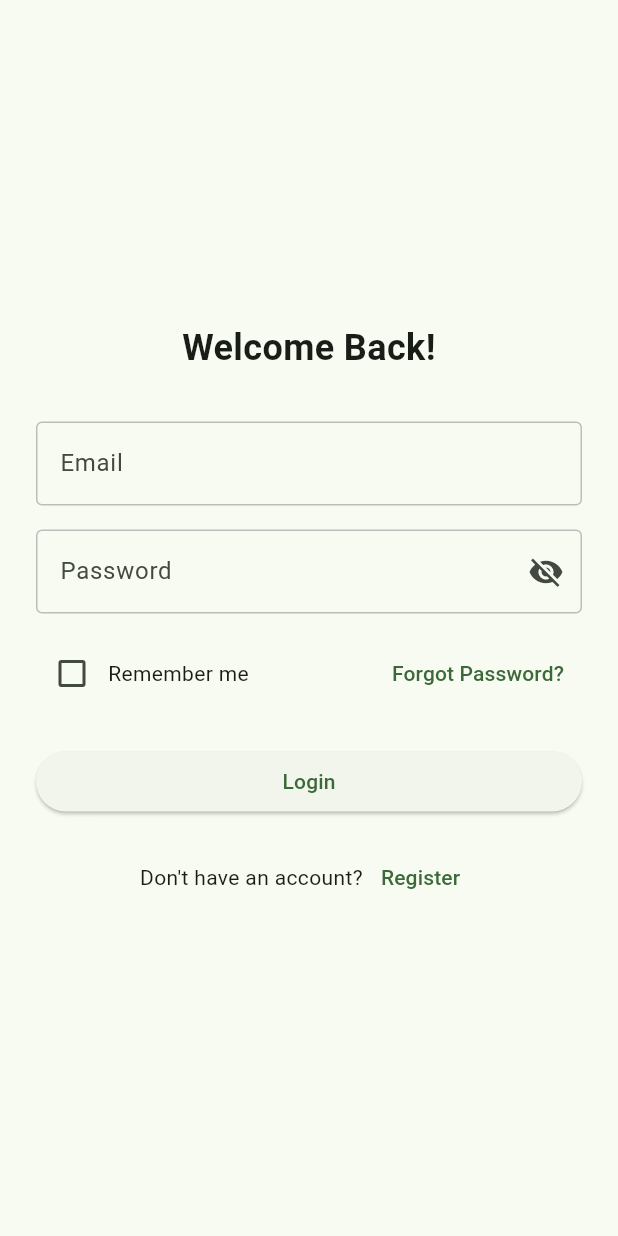
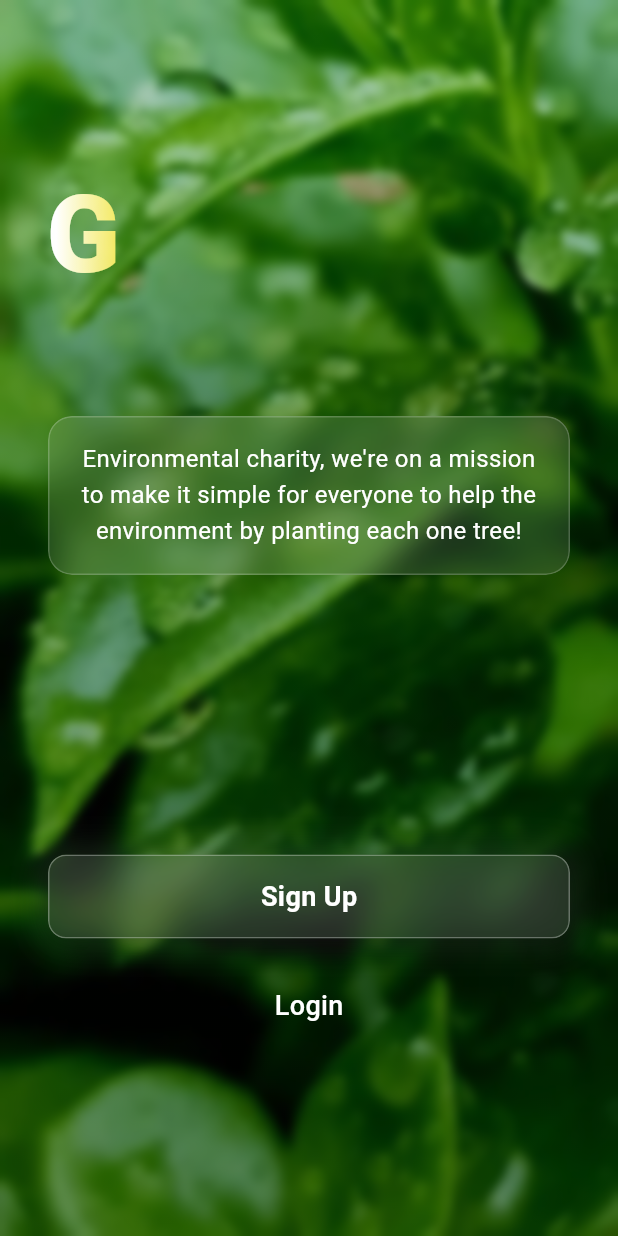
Before and after one commit to Aryaaa30/0114_GreenGrow, a Flutter app: the first screen one second after launch, on a phone screen of 412 x 824 dp. Run offline on Flutter 3.47's test engine with Material 3 defaults, Android fonts, the phone set to English and light mode, and no system bars; our stand-ins replace connectivity_plus, dio, equatable, fl_chart, flutter_bloc, flutter_map and 7 more; accounts and stored records are empty.

```diff
--- a/lib/main.dart
+++ b/lib/main.dart
@@ -19,6 +19,7 @@ import 'package:greengrow_app/presentation/pages/map/greenhouse_map_screen.dart'
 import 'package:greengrow_app/presentation/pages/activity/activity_history_screen.dart';
 import 'package:greengrow_app/presentation/pages/activity/upload_activity_screen.dart';
 import 'package:greengrow_app/presentation/pages/notification/notification_screen.dart';
+import 'package:greengrow_app/welcome.dart'; // Import welcome page
 
 void main() {
   runApp(
@@ -94,8 +95,9 @@ class MyApp extends StatelessWidget {
             ),
             useMaterial3: true,
           ),
-          initialRoute: '/login',
+          initialRoute: '/welcome', // Change initial route to welcome page
           routes: {
+            '/welcome': (context) => const WelcomePage(), // Add welcome route
             '/login': (context) => const LoginScreen(),
             '/register': (context) => const RegisterScreen(),
             '/admin-dashboard': (context) => const AdminDashboardScreen(),
--- /dev/null
+++ b/lib/welcome.dart
@@ -0,0 +1,555 @@
+import 'package:flutter/material.dart';
+import 'dart:ui';
+import 'dart:math' as math;
+
+class WelcomePage extends StatefulWidget {
+  const WelcomePage({Key? key}) : super(key: key);
+
+  @override
+  State<WelcomePage> createState() => _WelcomePageState();
+}
+
+class _WelcomePageState extends State<WelcomePage>
+    with TickerProviderStateMixin {
+  late AnimationController _shimmerController;
+  late AnimationController _backgroundController;
+  late AnimationController _particleController;
+  late AnimationController _typewriterController;
+
+  late Animation<double> _shimmerAnimation;
+  late Animation<double> _backgroundAnimation;
+  late Animation<double> _particleAnimation;
+  late Animation<int> _typewriterAnimation;
+
+  String fullText = "GREEN GROW";
+  String displayText = "";
+
+  @override
+  void initState() {
+    super.initState();
+
+    // Shimmer animation for text
+    _shimmerController = AnimationController(
+      duration: const Duration(seconds: 2),
+      vsync: this,
+    )..repeat();
+    _shimmerAnimation = Tween<double>(
+      begin: -2,
+      end: 2,
+    ).animate(CurvedAnimation(
+      parent: _shimmerController,
+      curve: Curves.easeInOut,
+    ));
+
+    // Background zoom animation
+    _backgroundController = AnimationController(
+      duration: const Duration(seconds: 20),
+      vsync: this,
+    )..repeat(reverse: true);
+    _backgroundAnimation = Tween<double>(
+      begin: 1.0,
+      end: 1.1,
+    ).animate(CurvedAnimation(
+      parent: _backgroundController,
+      curve: Curves.easeInOut,
+    ));
+
+    // Particle animation
+    _particleController = AnimationController(
+      duration: const Duration(seconds: 10),
+      vsync: this,
+    )..repeat();
+    _particleAnimation = Tween<double>(
+      begin: 0,
+      end: 1,
+    ).animate(_particleController);
+
+    // Typewriter animation
+    _typewriterController = AnimationController(
+      duration: const Duration(seconds: 2),
+      vsync: this,
+    );
+    _typewriterAnimation = IntTween(
+      begin: 0,
+      end: fullText.length,
+    ).animate(CurvedAnimation(
+      parent: _typewriterController,
+      curve: Curves.easeInOut,
+    ));
+
+    _typewriterController.addListener(() {
+      setState(() {
+        displayText = fullText.substring(0, _typewriterAnimation.value);
+      });
+    });
+
+    // Start typewriter after a delay
+    Future.delayed(const Duration(milliseconds: 500), () {
+      _typewriterController.forward();
+    });
+  }
+
+  @override
+  void dispose() {
+    _shimmerController.dispose();
+    _backgroundController.dispose();
+    _particleController.dispose();
+    _typewriterController.dispose();
+    super.dispose();
+  }
+
+  @override
+  Widget build(BuildContext context) {
+    return Scaffold(
+      body: AnimatedBuilder(
+        animation: Listenable.merge([
+          _backgroundController,
+          _particleController,
+        ]),
+        builder: (context, child) {
+          return Container(
+            width: double.infinity,
+            height: double.infinity,
+            decoration: BoxDecoration(
+              image: DecorationImage(
+                image: AssetImage('assets/images/daun.jpg'),
+                fit: BoxFit.cover,
+                scale: _backgroundAnimation.value,
+              ),
+            ),
+            child: Stack(
+              children: [
+                // Animated particles
+                ...List.generate(15, (index) {
+                  return AnimatedBuilder(
+                    animation: _particleAnimation,
+                    builder: (context, child) {
+                      double offset =
+                          (_particleAnimation.value + index * 0.1) % 1.0;
+                      return Positioned(
+                        left:
+                            (index * 50.0) % MediaQuery.of(context).size.width,
+                        top: MediaQuery.of(context).size.height * offset,
+                        child: Transform.rotate(
+                          angle: _particleAnimation.value * 2 * math.pi,
+                          child: Opacity(
+                            opacity: 0.3,
+                            child: Icon(
+                              Icons.eco,
+                              color: Colors.green.withOpacity(0.5),
+                              size: 20 + (index % 3) * 5,
+                            ),
+                          ),
+                        ),
+                      );
+                    },
+                  );
+                }),
+
+                // Main content
+                BackdropFilter(
+                  filter: ImageFilter.blur(sigmaX: 3.0, sigmaY: 3.0),
+                  child: AnimatedContainer(
+                    duration: const Duration(seconds: 1),
+                    decoration: BoxDecoration(
+                      gradient: LinearGradient(
+                        begin: Alignment.topCenter,
+                        end: Alignment.bottomCenter,
+                        colors: [
+                          Colors.black.withOpacity(0.2),
+                          Colors.black.withOpacity(0.4),
+                        ],
+                      ),
+                    ),
+                    child: SafeArea(
+                      child: Padding(
+                        padding: const EdgeInsets.symmetric(horizontal: 32.0),
+                        child: Column(
+                          mainAxisAlignment: MainAxisAlignment.center,
+                          children: [
+                            const Spacer(flex: 2),
+
+                            // Title section with shimmer only (no breathing)
+                            AnimatedBuilder(
+                              animation: _shimmerController,
+                              builder: (context, child) {
+                                return Column(
+                                  crossAxisAlignment: CrossAxisAlignment.start,
+                                  children: [
+                                    // GREEN text with shimmer and typewriter
+                                    Container(
+                                      width: double.infinity,
+                                      child: ShaderMask(
+                                        shaderCallback: (bounds) {
+                                          return LinearGradient(
+                                            begin: Alignment(
+                                                _shimmerAnimation.value - 1, 0),
+                                            end: Alignment(
+                                                _shimmerAnimation.value + 1, 0),
+                                            colors: [
+                                              Colors.white.withOpacity(0.8),
+                                              Colors.white,
+                                              Colors.yellow.withOpacity(0.9),
+                                              Colors.white,
+                                              Colors.white.withOpacity(0.8),
+                                            ],
+                                            stops: const [
+                                              0.0,
+                                              0.35,
+                                              0.5,
+                                              0.65,
+                                              1.0
+                                            ],
+                                          ).createShader(bounds);
+                                        },
+                                        child: Text(
+                                          displayText.length >= 5
+                                              ? displayText.substring(0, 5)
+                                              : displayText,
+                                          textAlign: TextAlign.left,
+                                          style: const TextStyle(
+                                            fontSize: 72,
+                                            fontWeight: FontWeight.w900,
+                                            color: Colors.white,
+                                            letterSpacing: -2,
+                                            height: 0.9,
+                                          ),
+                                        ),
+                                      ),
+                                    ),
+
+                                    // GROW text with shimmer and typewriter
+                                    Container(
+                                      width: double.infinity,
+                                      child: ShaderMask(
+                                        shaderCallback: (bounds) {
+                                          return LinearGradient(
+                                            begin: Alignment(
+                                                _shimmerAnimation.value - 1, 0),
+                                            end: Alignment(
+                                                _shimmerAnimation.value + 1, 0),
+                                            colors: [
+                                              Colors.white.withOpacity(0.8),
+                                              Colors.white,
+                                              Colors.green.withOpacity(0.9),
+                                              Colors.white,
+                                              Colors.white.withOpacity(0.8),
+                                            ],
+                                            stops: const [
+                                              0.0,
+                                              0.35,
+                                              0.5,
+                                              0.65,
+                                              1.0
+                                            ],
+                                          ).createShader(bounds);
+                                        },
+                                        child: Text(
+                                          displayText.length > 6
+                                              ? displayText.substring(6)
+                                              : "",
+                                          textAlign: TextAlign.center,
+                                          style: const TextStyle(
+                                            fontSize: 72,
+                                            fontWeight: FontWeight.w900,
+                                            color: Colors.white,
+                                            letterSpacing: -2,
+                                            height: 0.8,
+                                          ),
+                                        ),
+                                      ),
+                                    ),
+                                  ],
+                                );
+                              },
+                            ),
+
+                            const SizedBox(height: 30),
+
+                            // Description text (static, no floating)
+                            ClipRRect(
+                              borderRadius: BorderRadius.circular(16),
+                              child: BackdropFilter(
+                                filter: ImageFilter.blur(
+                                    sigmaX: 10.0, sigmaY: 10.0),
+                                child: AnimatedContainer(
+                                  duration: const Duration(milliseconds: 200),
+                                  padding: const EdgeInsets.symmetric(
+                                    horizontal: 20,
+                                    vertical: 16,
+                                  ),
+                                  decoration: BoxDecoration(
+                                    color: Colors.white.withOpacity(0.1),
+                                    borderRadius: BorderRadius.circular(16),
+                                    border: Border.all(
+                                      color: Colors.white.withOpacity(0.2),
+                                      width: 1,
+                                    ),
+                                  ),
+                                  child: const Text(
+                                    "Environmental charity, we're on a mission to make it simple for everyone to help the environment by planting each one tree!",
+                                    textAlign: TextAlign.center,
+                                    style: TextStyle(
+                                      fontSize: 16,
+                                      color: Colors.white,
+                                      height: 1.5,
+                                      fontWeight: FontWeight.w400,
+                                    ),
+                                  ),
+                                ),
+                              ),
+                            ),
+
+                            const Spacer(flex: 3),
+
+                            // Sign Up Button (static, no floating)
+                            _AnimatedGlassButton(
+                              onPressed: () {
+                                Navigator.pushNamed(context, '/register');
+                              },
+                              text: "Sign Up",
+                            ),
+
+                            const SizedBox(height: 16),
+
+                            // Login Button with hover effect
+                            _AnimatedTextButton(
+                              onPressed: () {
+                                Navigator.pushNamed(context, '/login');
+                              },
+                              text: "Login",
+                            ),
+
+                            const Spacer(flex: 2),
+                          ],
+                        ),
+                      ),
+                    ),
+                  ),
+                ),
+              ],
+            ),
+          );
+        },
+      ),
+    );
+  }
+}
+
+// Custom animated glass button widget
+class _AnimatedGlassButton extends StatefulWidget {
+  final VoidCallback onPressed;
+  final String text;
+
+  const _AnimatedGlassButton({
+    required this.onPressed,
+    required this.text,
+  });
+
+  @override
+  State<_AnimatedGlassButton> createState() => _AnimatedGlassButtonState();
+}
+
+class _AnimatedGlassButtonState extends State<_AnimatedGlassButton>
+    with SingleTickerProviderStateMixin {
+  late AnimationController _controller;
+  late Animation<double> _scaleAnimation;
+  late Animation<double> _glowAnimation;
+  bool _isPressed = false;
+
+  @override
+  void initState() {
+    super.initState();
+    _controller = AnimationController(
+      duration: const Duration(milliseconds: 150),
+      vsync: this,
+    );
+    _scaleAnimation = Tween<double>(
+      begin: 1.0,
+      end: 0.95,
+    ).animate(CurvedAnimation(
+      parent: _controller,
+      curve: Curves.easeInOut,
+    ));
+    _glowAnimation = Tween<double>(
+      begin: 0.1,
+      end: 0.3,
+    ).animate(CurvedAnimation(
+      parent: _controller,
+      curve: Curves.easeInOut,
+    ));
+  }
+
+  @override
+  void dispose() {
+    _controller.dispose();
+    super.dispose();
+  }
+
+  void _handleTapDown(TapDownDetails details) {
+    setState(() {
+      _isPressed = true;
+    });
+    _controller.forward();
+  }
+
+  void _handleTapUp(TapUpDetails details) {
+    setState(() {
+      _isPressed = false;
+    });
+    _controller.reverse();
+    widget.onPressed();
+  }
+
+  void _handleTapCancel() {
+    setState(() {
+      _isPressed = false;
+    });
+    _controller.reverse();
+  }
+
+  @override
+  Widget build(BuildContext context) {
+    return AnimatedBuilder(
+      animation: _controller,
+      builder: (context, child) {
+        return Transform.scale(
+          scale: _scaleAnimation.value,
+          child: GestureDetector(
+            onTapDown: _handleTapDown,
+            onTapUp: _handleTapUp,
+            onTapCancel: _handleTapCancel,
+            child: Container(
+              width: double.infinity,
+              height: 56,
+              decoration: BoxDecoration(
+                borderRadius: BorderRadius.circular(12),
+                boxShadow: [
+                  BoxShadow(
+                    color: Colors.white.withOpacity(_glowAnimation.value),
+                    blurRadius: 20,
+                    spreadRadius: 2,
+                  ),
+                  BoxShadow(
+                    color: Colors.black.withOpacity(0.2),
+                    blurRadius: 8,
+                    offset: const Offset(0, 4),
+                  ),
+                ],
+              ),
+              child: ClipRRect(
+                borderRadius: BorderRadius.circular(12),
+                child: BackdropFilter(
+                  filter: ImageFilter.blur(
+                    sigmaX: _isPressed ? 15.0 : 10.0,
+                    sigmaY: _isPressed ? 15.0 : 10.0,
+                  ),
+                  child: Container(
+                    decoration: BoxDecoration(
+                      color: Colors.white.withOpacity(_glowAnimation.value),
+                      borderRadius: BorderRadius.circular(12),
+                      border: Border.all(
+                        color: Colors.white.withOpacity(0.3),
+                        width: 1,
+                      ),
+                    ),
+                    child: Center(
+                      child: Text(
+                        widget.text,
+                        style: const TextStyle(
+                          fontSize: 18,
+                          fontWeight: FontWeight.w600,
+                          color: Colors.white,
+                        ),
+                      ),
+                    ),
+                  ),
+                ),
+              ),
+            ),
+          ),
+        );
+      },
+    );
+  }
+}
+
+// Custom animated text button widget
+class _AnimatedTextButton extends StatefulWidget {
+  final VoidCallback onPressed;
+  final String text;
+
+  const _AnimatedTextButton({
+    required this.onPressed,
+    required this.text,
+  });
+
+  @override
+  State<_AnimatedTextButton> createState() => _AnimatedTextButtonState();
+}
+
+class _AnimatedTextButtonState extends State<_AnimatedTextButton>
+    with SingleTickerProviderStateMixin {
+  late AnimationController _controller;
+  late Animation<double> _scaleAnimation;
+  late Animation<Color?> _colorAnimation;
+
+  @override
+  void initState() {
+    super.initState();
+    _controller = AnimationController(
+      duration: const Duration(milliseconds: 200),
+      vsync: this,
+    );
+    _scaleAnimation = Tween<double>(
+      begin: 1.0,
+      end: 1.1,
+    ).animate(CurvedAnimation(
+      parent: _controller,
+      curve: Curves.easeInOut,
+    ));
+    _colorAnimation = ColorTween(
+      begin: Colors.white,
+      end: Colors.green.shade300,
+    ).animate(CurvedAnimation(
+      parent: _controller,
+      curve: Curves.easeInOut,
+    ));
+  }
+
+  @override
+  void dispose() {
+    _controller.dispose();
+    super.dispose();
+  }
+
+  @override
+  Widget build(BuildContext context) {
+    return MouseRegion(
+      onEnter: (_) => _controller.forward(),
+      onExit: (_) => _controller.reverse(),
+      child: GestureDetector(
+        onTap: widget.onPressed,
+        child: AnimatedBuilder(
+          animation: _controller,
+          builder: (context, child) {
+            return Transform.scale(
+              scale: _scaleAnimation.value,
+              child: Container(
+                padding: const EdgeInsets.symmetric(vertical: 16),
+                child: Text(
+                  widget.text,
+                  style: TextStyle(
+                    fontSize: 18,
+                    fontWeight: FontWeight.w500,
+                    color: _colorAnimation.value,
+                  ),
+                ),
+              ),
+            );
+          },
+        ),
+      ),
+    );
+  }
+}
```
Also changed, not shown: lib/presentation/pages/auth/login_screen.dart (+3 -4 lines), assets/images/daun.jpg (added).
